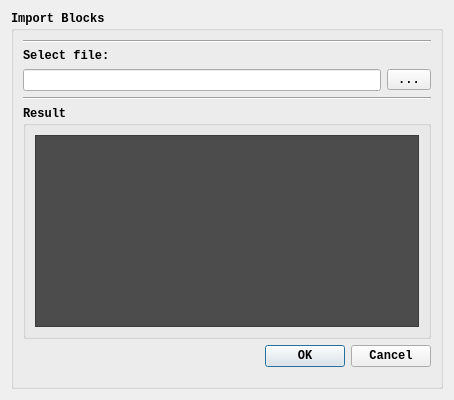
Before: the Qt Designer form interaction_manager/ui/importdialog.ui in ES-TUDelft/robot-interaction-tool, drawn with Qt 5.
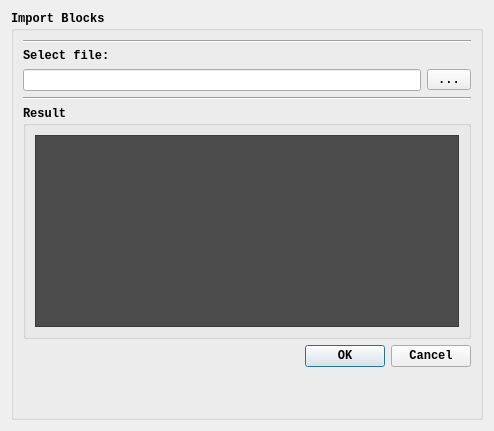
After: the same form once the commit is applied.

```diff
--- a/interaction_manager/ui/importdialog.ui
+++ b/interaction_manager/ui/importdialog.ui
@@ -6,8 +6,8 @@
    <rect>
     <x>0</x>
     <y>0</y>
-    <width>454</width>
-    <height>400</height>
+    <width>494</width>
+    <height>431</height>
    </rect>
   </property>
   <property name="sizePolicy">
@@ -18,14 +18,14 @@
   </property>
   <property name="minimumSize">
    <size>
-    <width>400</width>
-    <height>300</height>
+    <width>0</width>
+    <height>0</height>
    </size>
   </property>
   <property name="maximumSize">
    <size>
-    <width>500</width>
-    <height>400</height>
+    <width>1000</width>
+    <height>800</height>
    </size>
   </property>
   <property name="windowTitle">
```
